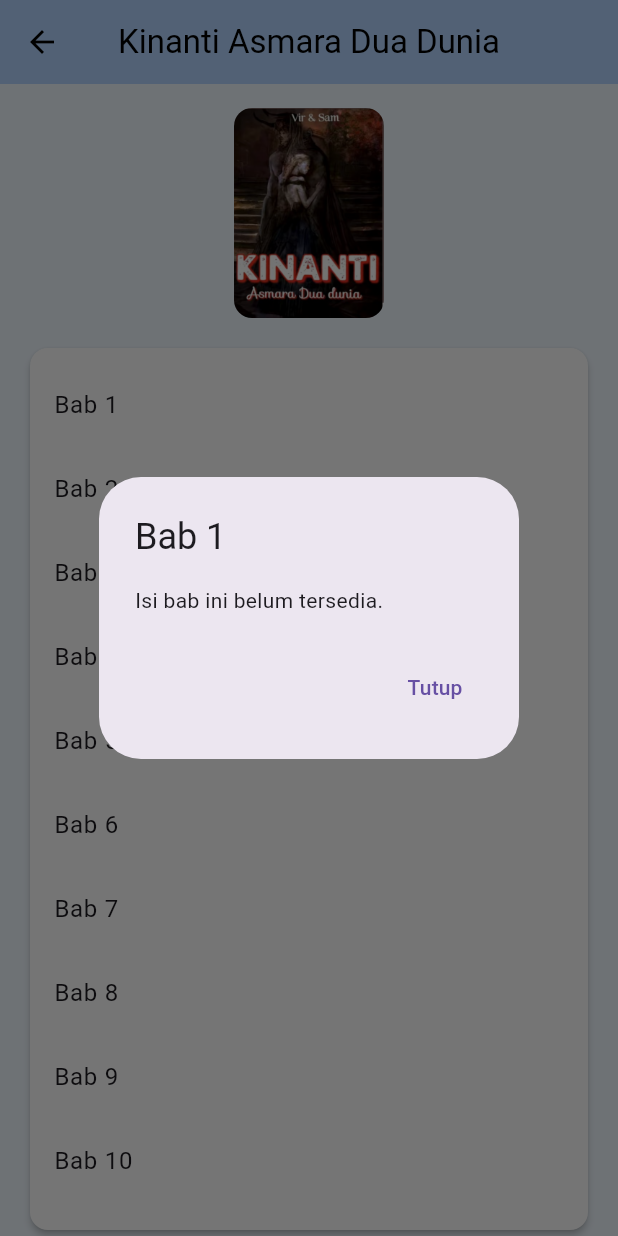
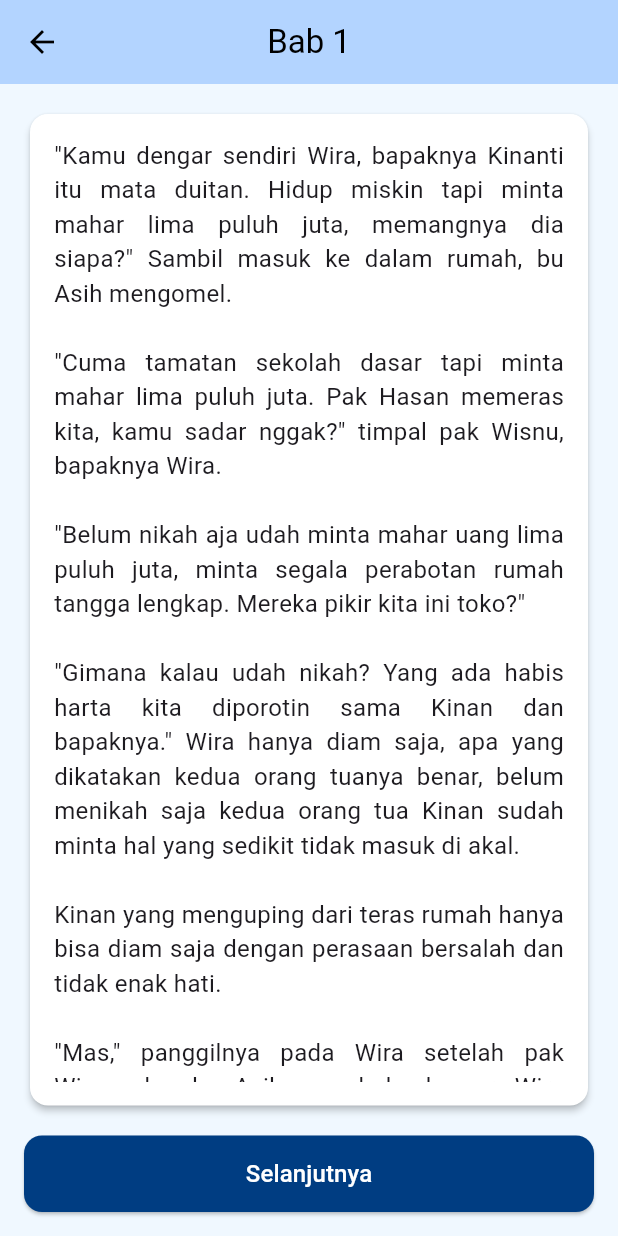
Before and after one commit to Venita23/Tugas-Kelompok-1-DPM, a Flutter app: the Bab01Page screen opened directly, after a tap on "Bab 1", on a phone screen of 412 x 824 dp. Run offline on Flutter 3.47's test engine with Material 3 defaults, Android fonts, the phone set to English and light mode, and no system bars.

Commit message:
update detail_bacaan_page.dart , bab01_page.dart dan isibab_page.dart

```diff
--- a/lib/bab01_page.dart
+++ b/lib/bab01_page.dart
@@ -1,4 +1,5 @@
 import 'package:flutter/material.dart';
+import 'isibab_page.dart'; // Import halaman isi bab
 
 class Bab01Page extends StatelessWidget {
   const Bab01Page({super.key});
@@ -35,11 +36,13 @@ class Bab01Page extends StatelessWidget {
             ),
           ),
           const SizedBox(height: 16),
+
+          // Daftar Bab
           Expanded(
             child: Padding(
               padding: const EdgeInsets.symmetric(horizontal: 16),
               child: Card(
-                color: Colors.white, // <=== UBAH WARNA BACKGROUND CARD JADI PUTIH
+                color: Colors.white,
                 elevation: 2,
                 shape: RoundedRectangleBorder(
                   borderRadius: BorderRadius.circular(12),
@@ -51,17 +54,12 @@ class Bab01Page extends StatelessWidget {
                     return ListTile(
                       title: Text("Bab ${index + 1}"),
                       onTap: () {
-                        showDialog(
-                          context: context,
-                          builder: (context) => AlertDialog(
-                            title: Text("Bab ${index + 1}"),
-                            content: const Text("Isi bab ini belum tersedia."),
-                            actions: [
-                              TextButton(
-                                onPressed: () => Navigator.pop(context),
-                                child: const Text("Tutup"),
-                              )
-                            ],
+                        Navigator.push(
+                          context,
+                          MaterialPageRoute(
+                            builder: (context) => IsiBabPage(
+                              bab: "Bab ${index + 1}",
+                            ),
                           ),
                         );
                       },
--- a/lib/detail_bacaan_page.dart
+++ b/lib/detail_bacaan_page.dart
@@ -97,7 +97,7 @@ class DetailBacaanPage extends StatelessWidget {
                       'yang seharusnya bersanding dengan Wira adalah Kinanti diganti dengan Citra, saudara sepupu Kinanti. '
                       'Gunjingan dan hinaan yang dilontarkan kepada keluarga Kinanti membuat sang bapak yang bernama Hasan '
                       'jatuh sakit kemudian meninggal dunia. Dalam keterpurukannya, seseorang datang menghibur Kinanti, '
-                      'bukan dari golongan manusia, tapi jin yang bernama Lindu Ajisangkanan.',
+                      'bukan dari golongan manusia, tapi jin yang bernama Lindu Ajisangkana.',
                       textAlign: TextAlign.justify,
                       style: TextStyle(
                         fontSize: 14,
--- a/lib/isibab_page.dart
+++ b/lib/isibab_page.dart
@@ -1,43 +1,22 @@
 import 'package:flutter/material.dart';
 
-void main() {
-  runApp(const MaterialApp(
-    debugShowCheckedModeBanner: false,
-    home: Bab01Page(),
-  ));
-}
+class IsiBabPage extends StatelessWidget {
+  final String bab;
 
-class Bab01Page extends StatelessWidget {
-  const Bab01Page({super.key});
-
-  final String isiCerita = '''
-"Kamu dengar sendiri Wira, bapaknya Kinanti itu mata duitan. Hidup miskin tapi minta mahar lima puluh juta, memangnya dia siapa?"
-
-Sambil masuk ke dalam rumah, bu Asih mengomel.
-
-"Cuma tamatan sekolah dasar tapi minta mahar lima puluh juta. Pak Hasan memeras kita, kamu sadar nggak?" timpal pak Wisnu, bapaknya Wira.
-
-"Belum nikah aja udah minta mahar uang lima puluh juta, minta segala perabotan rumah tangga lengkap. Mereka pikir kita ini toko?"
-
-"Gimana kalau udah nikah? Yang ada habis harta kita diporotin sama Kinan dan bapaknya."
-
-Wira hanya diam saja, apa yang dikatakan kedua orang tuanya benar, belum menikah saja kedua orang tua Kinan sudah minta hal yang sedikit tidak masuk di akal. Kinan yang menguping dari teras rumah hanya bisa diam saja dengan perasaan bersalah dan tidak enak hati.
-
-"Mas," panggilnya pada Wira setelah pak Wisnu dan bu Asih masuk ke kamar. Wisnu menghembuskan napas pelan kemudian...
-''';
+  const IsiBabPage({super.key, required this.bab});
 
   @override
   Widget build(BuildContext context) {
     return Scaffold(
-      backgroundColor: const Color(0xFFFFF1F4),
+      backgroundColor: const Color.fromARGB(255, 240, 248, 255),
       appBar: AppBar(
-        backgroundColor: const Color(0xFFFFD9E2),
+        backgroundColor: const Color(0xFFB3D4FF),
         elevation: 0,
-        title: const Text(
-          'BAB 1:',
-          style: TextStyle(color: Colors.black),
+        title: Text(
+          bab,
+          style: const TextStyle(color: Colors.black),
         ),
-        centerTitle: false,
+        centerTitle: true,
         leading: IconButton(
           icon: const Icon(Icons.arrow_back, color: Colors.black),
           onPressed: () => Navigator.pop(context),
@@ -45,47 +24,90 @@ Wira hanya diam saja, apa yang dikatakan kedua orang tuanya benar, belum menikah
       ),
       body: Padding(
         padding: const EdgeInsets.all(16.0),
-        child: Card(
-          elevation: 2,
-          shape: RoundedRectangleBorder(
-            borderRadius: BorderRadius.circular(12),
-          ),
-          child: Padding(
-            padding: const EdgeInsets.all(16),
-            child: Column(
-              children: [
-                Row(
-                  mainAxisAlignment: MainAxisAlignment.spaceBetween,
-                  children: const [
-                    Row(
-                      children: [
-                        Icon(Icons.menu_book, size: 18, color: Colors.black),
-                        SizedBox(width: 8),
-                        Text(
-                          'Konten',
-                          style: TextStyle(color: Colors.black),
-                        ),
-                      ],
-                    ),
-                    Text(
-                      '150 Bab >',
-                      style: TextStyle(color: Colors.black),
-                    ),
-                  ],
+        child: Column(
+          children: [
+            Expanded(
+              child: Card(
+                color: Colors.white,
+                elevation: 2,
+                shape: RoundedRectangleBorder(
+                  borderRadius: BorderRadius.circular(12),
                 ),
-                const Divider(height: 20, thickness: 1),
-                Expanded(
+                child: Padding(
+                  padding: const EdgeInsets.all(16.0),
                   child: SingleChildScrollView(
                     child: Text(
-                      isiCerita,
-                      style: const TextStyle(fontSize: 16, height: 1.5),
+                      // === Cerita panjang di sini ===
+                      '"Kamu dengar sendiri Wira, bapaknya Kinanti itu mata duitan. Hidup miskin tapi minta mahar lima puluh juta, memangnya dia siapa?" Sambil masuk ke dalam rumah, bu Asih mengomel.\n\n'
+                      '"Cuma tamatan sekolah dasar tapi minta mahar lima puluh juta. Pak Hasan memeras kita, kamu sadar nggak?" timpal pak Wisnu, bapaknya Wira.\n\n'
+                      '"Belum nikah aja udah minta mahar uang lima puluh juta, minta segala perabotan rumah tangga lengkap. Mereka pikir kita ini toko?"\n\n'
+                      '"Gimana kalau udah nikah? Yang ada habis harta kita diporotin sama Kinan dan bapaknya." Wira hanya diam saja, apa yang dikatakan kedua orang tuanya benar, belum menikah saja kedua orang tua Kinan sudah minta hal yang sedikit tidak masuk di akal.\n\n'
+                      'Kinan yang menguping dari teras rumah hanya bisa diam saja dengan perasaan bersalah dan tidak enak hati.\n\n'
+                      '"Mas," panggilnya pada Wira setelah pak Wisnu dan bu Asih masuk ke kamar. Wira menghembuskan napas pelan kemudian menghampiri Kinan di luar.\n\n'
+                      '"Mas, aku benar-benar minta maaf. Aku tidak tahu kalau bapak akan meminta sebanyak itu," ucap Kinan yang merasa tidak enak hati.\n\n'
+                      '"Kalau seperti ini caranya, ibu dan bapakku semakin yakin tidak merestui pernikahan kita. Aku bukannya nggak mau ngasih, tapi permintaan bapakmu sangat banyak."\n\n'
+                      '"Sudahlah mas, jangan hiraukan bapak. Aku nggak minta apa-apa sama kamu yang penting kita menikah," sahut Kinan hanya diiyakan Wira.\n\n'
+                      'Wira mulai merasa risih kepada Kinan, meskipun calon istrinya sangat cantik tapi bapaknya mata duitan. Bahkan salah satu permintaan pak Hasan adalah motor baru lengkap dengan surat menyuratnya.\n\n'
+                      '"Kamu pulang gih, aku mau bicara sama bapak dan ibu."\n\n'
+                      '"Bilangin sama bapak dan ibu, aku minta maaf."\n\n'
+                      '"Iya, cepat pulang sana!" Usir Wira yang sebenarnya merasa kecewa. Kinan pun memutuskan untuk pulang menggunakan sepeda ontel miliknya. Hanya keluarga Kinan yang hidup miskin bahkan rumahnya sudah reot nyaris roboh.\n\n'
+                      'Di warung kopi dekat lapangan, biasanya pak Hasan nongkrong. Omongannya terdengar tinggi, ia membanggakan anak gadisnya yang akan dinikahi anak juragan bawang merah dan beras.\n\n'
+                      '"Uang lima puluh juta, motor, perabotan rumah tangga, emas satu set dan masih banyak lagi. Anak gue nih bos, senggol dulu dong!" ucap pak Hasan dengan wajah angkuh.\n\n'
+                      'Semua orang di sana mengiyakan karena sudah biasa dengan bualan pak Hasan.\n\n'
+                      '"Kalau ngomong nggak usah tinggi-tinggi pak Hasan, kalau jatuh sakit nanti," ucap pak Bakti.\n\n'
+                      '"Bilang aja pak Bakti iri karena sebentar lagi aku berbesan sama juragan Wisnu," sahut pak Hasan.\n\n'
+                      '"Tentu saja tidak, anakku kuliah di kota dan pacaran dengan pemuda kota. Ngapain iri sama Kinan yang sekolah aja enggak." Pak Hasan terdiam, karena ucapan pak Bakti memang benar.\n\n'
+                      'Tiga anak perempuan pak Hasan hanya tamat sekolah dasar. Kopi diteguk habis, yang tersisa hanya ampas. Selembar uang dua ribuan lusuh diletakkan di bawah gelas. Ia pulang sambil mengayuh sepeda ontel, berkhayal mengendarai motor baru hasil nikahkan Kinan.\n\n'
+                      '"Dari mana aja, pak?" tanya Kinan cemberut.\n\n'
+                      '"Ngopilah, kemana lagi?"\n\n'
+                      '"Mending bapak kerja, nggak capek tiap hari ngopi mulu?"\n\n'
+                      '"Pak, buat apa sih bapak minta mahar segitu banyaknya?"\n\n'
+                      '"Menurut kamu buat apa? Ini kesempatan merubah nasib kita jadi orang kaya. Bapak senang kamu bisa nikah sama anak juragan Wisnu."\n\n'
+                      '"Mereka marah-marah di rumah, permintaan bapak sangat banyak. Aku merasa tidak enak hati."\n\n'
+                      '"Ah, kamu itu diam aja. Semua ini urusan orang tua. Kamu nggak capek hidup miskin?"\n\n'
+                      '"Kita hidup miskin karena bapak malas bekerja. Lihat adik-adik bapak yang rajin jadi orang berada. Bapak kalau punya duit sedikit malah beli togel!"\n\n'
+                      '"Kamu itu berani sama orang tua!" Sergah pak Hasan.\n\n'
+                      '"Pak, apa yang dikatakan Kinan itu benar. Cobalah bapak bekerja, beras di dapur habis pak," ucap bu Lasmi yang letih.\n\n'
+                      'Ia pontang-panting kerja dari satu kebun ke kebun lain milik tetangga. Sedangkan pak Hasan hanya ongkang-ongkang kaki.\n\n'
+                      '"Punya istri satu bacotnya minta ampun. Tiap hari maksa kerja. Kamu pikir cari kerja gampang?"\n\n'
+                      '"Bapak aja yang malas!" seru Kinan. "Mending bapak ke rumah pak Wisnu, ngomong kalau semua permintaan bapak itu cuma bercanda."\n\n'
+                      '"Enak aja bercanda. Mereka itu orang kaya. Permintaan segitu mah kecil. Bahkan menurut bapak, itu masih murah."\n\n'
+                      '"Pak, kalau sampai mereka batalkan pernikahan ini, kita akan malu besar. Mending nggak usah minta yang penting nikahnya tetap jalan," ucap bu Lasmi.\n\n'
+                      '"Mending diam kalau nggak tahu urusan orang tua. Ribet bener jadi manusia!"\n\n'
+                      'Setelah itu, pak Hasan masuk kamar. Kamar kecil, sesak, penuh debu, lantai masih tanah. Dua minggu lagi pernikahan Kinan dan Wira. Tapi tidak ada persiapan. Semua diserahkan ke keluarga Wira.\n\n'
+                      'Pelaminan di rumah Wira. Tapi Kinan tetap bahagia. Ia sudah minta pernikahan sederhana, tapi bapaknya menuntut resepsi mewah.\n\n'
+                      '"Aku dengar pak Wisnu dan bu Asih marah-marah. Gimana ini, bu?" tanya Kinan.\n\n'
+                      'Bu Lasmi menghela napas panjang, tak tahu harus apa. "Bapakmu keras kepala. Mungkin sudah cerita ke mana-mana kamu mau dilamar dengan mahar besar dan motor."\n\n'
+                      '"Aku malu sama mas Wira. Dia sepertinya marah sama aku." Bu Lasmi bingung mau menjawab apa. Semua sudah di luar kendalinya.',
                       textAlign: TextAlign.justify,
+                      style: const TextStyle(fontSize: 16),
                     ),
                   ),
                 ),
-              ],
+              ),
             ),
-          ),
+            const SizedBox(height: 16),
+            SizedBox(
+              width: double.infinity,
+              child: ElevatedButton(
+                onPressed: () {
+                  // TODO: Tambahkan logika navigasi jika ingin ke bab berikutnya
+                },
+                style: ElevatedButton.styleFrom(
+                  backgroundColor: const Color(0xFF003D82),
+                  foregroundColor: Colors.white,
+                  padding: const EdgeInsets.symmetric(vertical: 14),
+                  shape: RoundedRectangleBorder(
+                    borderRadius: BorderRadius.circular(12),
+                  ),
+                ),
+                child: const Text(
+                  "Selanjutnya",
+                  style: TextStyle(fontSize: 16),
+                ),
+              ),
+            ),
+          ],
         ),
       ),
     );
```
